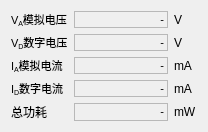
Old version of the form soft/zebra-scope-4x/qpowermonitor.ui in the repository Quenii/ADCEVM.
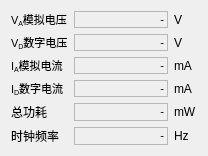
New version of the form. Custom widgets are drawn as their Qt base class.

```diff
--- a/soft/zebra-scope-4x/qpowermonitor.ui
+++ b/soft/zebra-scope-4x/qpowermonitor.ui
@@ -7,7 +7,7 @@
     <x>0</x>
     <y>0</y>
     <width>208</width>
-    <height>117</height>
+    <height>156</height>
    </rect>
   </property>
   <property name="sizePolicy">
@@ -281,6 +281,55 @@
      </property>
     </widget>
    </item>
+   <item row="5" column="0">
+    <widget class="QLabel" name="label_11">
+     <property name="sizePolicy">
+      <sizepolicy hsizetype="Preferred" vsizetype="Preferred">
+       <horstretch>0</horstretch>
+       <verstretch>0</verstretch>
+      </sizepolicy>
+     </property>
+     <property name="text">
+      <string>时钟频率</string>
+     </property>
+    </widget>
+   </item>
+   <item row="5" column="1">
+    <widget class="QLineLabel" name="freq">
+     <property name="sizePolicy">
+      <sizepolicy hsizetype="Expanding" vsizetype="Preferred">
+       <horstretch>0</horstretch>
+       <verstretch>0</verstretch>
+      </sizepolicy>
+     </property>
+     <property name="frameShape">
+      <enum>QFrame::StyledPanel</enum>
+     </property>
+     <property name="text">
+      <string>&lt;!DOCTYPE HTML PUBLIC &quot;-//W3C//DTD HTML 4.0//EN&quot; &quot;http://www.w3.org/TR/REC-html40/strict.dtd&quot;&gt;
+&lt;html&gt;&lt;head&gt;&lt;meta name=&quot;qrichtext&quot; content=&quot;1&quot; /&gt;&lt;style type=&quot;text/css&quot;&gt;
+p, li { white-space: pre-wrap; }
+&lt;/style&gt;&lt;/head&gt;&lt;body style=&quot; font-family:'MS Shell Dlg 2'; font-size:8.25pt; font-weight:400; font-style:normal;&quot;&gt;
+&lt;p style=&quot; margin-top:0px; margin-bottom:0px; margin-left:0px; margin-right:0px; -qt-block-indent:0; text-indent:0px;&quot;&gt;&lt;span style=&quot; font-size:8pt;&quot;&gt;-&lt;/span&gt;&lt;/p&gt;&lt;/body&gt;&lt;/html&gt;</string>
+     </property>
+     <property name="alignment">
+      <set>Qt::AlignRight|Qt::AlignTrailing|Qt::AlignVCenter</set>
+     </property>
+    </widget>
+   </item>
+   <item row="5" column="2">
+    <widget class="QLabel" name="label_12">
+     <property name="sizePolicy">
+      <sizepolicy hsizetype="Preferred" vsizetype="Preferred">
+       <horstretch>0</horstretch>
+       <verstretch>0</verstretch>
+      </sizepolicy>
+     </property>
+     <property name="text">
+      <string>Hz</string>
+     </property>
+    </widget>
+   </item>
   </layout>
  </widget>
  <layoutdefault spacing="6" margin="11"/>
```
